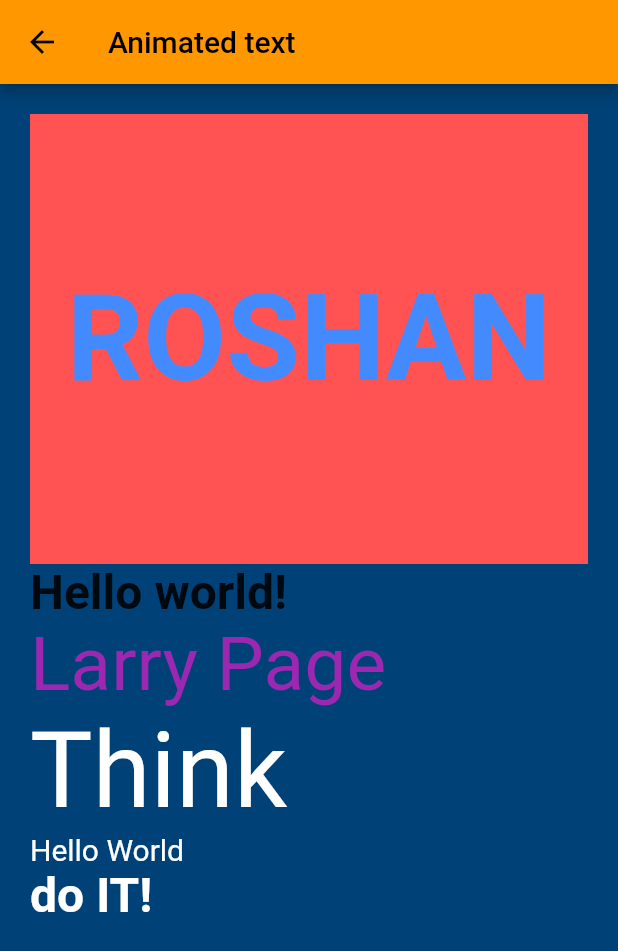
After one commit to saagarkafle/projectB, a Flutter app: the TestPage2 screen opened by its route, on a phone screen of 412 x 824 dp. The commit adds this screen. Shown: the top 951 px of the screen. Run offline on Flutter 3.47's test engine with Material 2 defaults, Android fonts, the phone set to English and light mode, and no system bars; drawn by our look-alikes of animated_text_kit; our stand-ins replace accordion, flutter_modular, flutter_screenutil, geolocator, google_fonts, google_maps_flutter and 3 more; missing offline and left inert: flutter_awesome_calculator, reflective_visual; Roboto replaces fonts that are missing (Canterbury, Horizon).

Commit message:
added animated text kit

```diff
--- a/lib/UI/screens/main_screens/home_page.dart
+++ b/lib/UI/screens/main_screens/home_page.dart
@@ -45,6 +45,12 @@ class HomePage extends StatelessWidget {
                         onPressed: () {
                           // audioPlayer.load('/assets/audio/click.mp3');
                           Modular.to.pushNamed('/test');
+                        }),
+                    CustomCard(
+                        title: 'Test 2',
+                        onPressed: () {
+                          // audioPlayer.load('/assets/audio/click.mp3');
+                          Modular.to.pushNamed('/test2');
                         }),
                     CustomCard(
                         title: 'Custom Painter',
--- /dev/null
+++ b/lib/UI/screens/test_page_2.dart
@@ -0,0 +1,150 @@
+import 'package:animated_text_kit/animated_text_kit.dart';
+import 'package:flutter/material.dart';
+import 'package:whatsapp/constants/colours.dart';
+
+class TestPage2 extends StatefulWidget {
+  const TestPage2({super.key});
+
+  @override
+  State<TestPage2> createState() => _TestPage2State();
+}
+
+const colorizeColors = [
+  Colors.purple,
+  Colors.blue,
+  Colors.yellow,
+  Colors.red,
+];
+
+const colorizeTextStyle = TextStyle(
+  fontSize: 50.0,
+  fontFamily: 'Horizon',
+);
+
+class _TestPage2State extends State<TestPage2> {
+  @override
+  Widget build(BuildContext context) {
+    return Scaffold(
+      backgroundColor: AppColors.darkBlue,
+      appBar: AppBar(
+        title: const Text('Animated text'),
+      ),
+      body: Padding(
+        padding: const EdgeInsets.symmetric(horizontal: 20, vertical: 20),
+        child: Column(
+          crossAxisAlignment: CrossAxisAlignment.start,
+          children: [
+            SizedBox(
+              // width: 250.0,
+              child: TextLiquidFill(
+                text: 'ROSHAN',
+                waveColor: Colors.blueAccent,
+                boxBackgroundColor: Colors.redAccent,
+                textStyle: const TextStyle(
+                  fontSize: 80.0,
+                  fontWeight: FontWeight.bold,
+                ),
+                boxHeight: 300.0,
+              ),
+            ),
+            AnimatedTextKit(
+              animatedTexts: [
+                TypewriterAnimatedText(
+                  'Hello world!',
+                  textStyle: const TextStyle(
+                    fontSize: 32.0,
+                    fontWeight: FontWeight.bold,
+                  ),
+                  speed: const Duration(milliseconds: 2000),
+                ),
+              ],
+              totalRepeatCount: 4,
+              pause: const Duration(milliseconds: 1000),
+              displayFullTextOnTap: true,
+              stopPauseOnTap: true,
+            ),
+            SizedBox(
+              width: 250.0,
+              child: AnimatedTextKit(
+                animatedTexts: [
+                  ColorizeAnimatedText(
+                    'Larry Page',
+                    textStyle: colorizeTextStyle,
+                    colors: colorizeColors,
+                  ),
+                  ColorizeAnimatedText(
+                    'Bill Gates',
+                    textStyle: colorizeTextStyle,
+                    colors: colorizeColors,
+                  ),
+                  ColorizeAnimatedText(
+                    'Steve Jobs',
+                    textStyle: colorizeTextStyle,
+                    colors: colorizeColors,
+                  ),
+                ],
+                isRepeatingAnimation: true,
+                onTap: () {
+                  print("Tap Event");
+                },
+              ),
+            ),
+            SizedBox(
+              width: 250.0,
+              child: DefaultTextStyle(
+                style: const TextStyle(
+                  fontSize: 70.0,
+                  fontFamily: 'Canterbury',
+                ),
+                child: AnimatedTextKit(
+                  animatedTexts: [
+                    ScaleAnimatedText('Think'),
+                    ScaleAnimatedText('Build'),
+                    ScaleAnimatedText('Ship'),
+                  ],
+                  onTap: () {
+                    print("Tap Event");
+                  },
+                ),
+              ),
+            ),
+            DefaultTextStyle(
+              style: const TextStyle(
+                fontSize: 20.0,
+              ),
+              child: AnimatedTextKit(
+                animatedTexts: [
+                  WavyAnimatedText('Hello World'),
+                  WavyAnimatedText('Look at the waves'),
+                ],
+                isRepeatingAnimation: true,
+                onTap: () {
+                  print("Tap Event");
+                },
+              ),
+            ),
+            SizedBox(
+              width: 250.0,
+              child: DefaultTextStyle(
+                style: const TextStyle(
+                  fontSize: 32.0,
+                  fontWeight: FontWeight.bold,
+                ),
+                child: AnimatedTextKit(
+                  animatedTexts: [
+                    FadeAnimatedText('do IT!'),
+                    FadeAnimatedText('do it RIGHT!!'),
+                    FadeAnimatedText('do it RIGHT NOW!!!'),
+                  ],
+                  onTap: () {
+                    print("Tap Event");
+                  },
+                ),
+              ),
+            ),
+          ],
+        ),
+      ),
+    );
+  }
+}
--- a/lib/app.dart
+++ b/lib/app.dart
@@ -7,6 +7,7 @@ import 'package:whatsapp/UI/screens/nav_bar/nav_bar.dart';
 import 'UI/screens/animation_screens/hero_animation.dart';
 import 'UI/screens/nav_bar/pages/buttom_navigtion.dart';
 import 'UI/screens/test_page.dart';
+import 'UI/screens/test_page_2.dart';
 import 'UI/screens/used_package_screens/accordian.dart';
 import 'UI/screens/animation_screens/animated_icon.dart';
 import 'UI/screens/used_package_screens/calculator.dart';
@@ -71,6 +72,10 @@ class AppModule extends Module {
             child: (context, args) => const TestPage(),
             transition: TransitionType.fadeIn,
             duration: const Duration(milliseconds: 600)),
+        ChildRoute('/test2',
+            child: (context, args) => const TestPage2(),
+            transition: TransitionType.fadeIn,
+            duration: const Duration(milliseconds: 600)),
         ChildRoute('/notification',
             child: (context, args) => const NotificationPage(),
             transition: TransitionType.fadeIn,
--- a/pubspec.yaml
+++ b/pubspec.yaml
@@ -30,6 +30,8 @@ environment:
 # versions available, run `flutter pub outdated`.
 dependencies:
   accordion: ^2.5.1
+  animated_text_kit: ^4.2.2
+  audioplayers: ^3.0.1
   cloud_firestore: ^4.4.5
   cupertino_icons: ^1.0.2
   curved_navigation_bar: ^1.0.3
@@ -44,12 +46,10 @@ dependencies:
   geolocator: ^9.0.2
   google_fonts: ^3.0.1
   google_maps_flutter: ^2.2.5
-  # http: ^0.13.5
-  reflective_visual: ^0.0.21
   just_audio: ^0.9.31
   on_audio_query: ^2.6.2
+  reflective_visual: ^0.0.21
   shimmer: ^2.0.0
-  audioplayers: ^3.0.1
 
 dev_dependencies:
   flutter_launcher_icons: ^0.12.0
```
Also changed, not shown: pubspec.lock.
